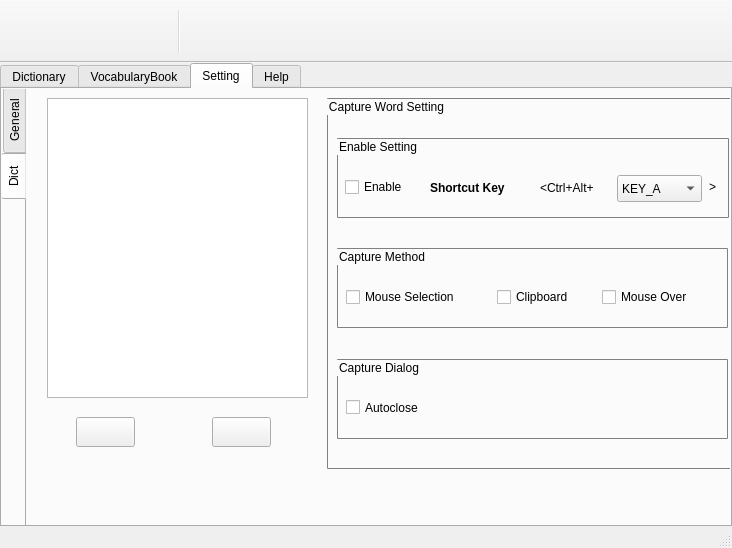
The window that src/gui/qt/mainwindow.ui (kartorz/AlphaDict) describes before a commit, drawn with Qt 5.
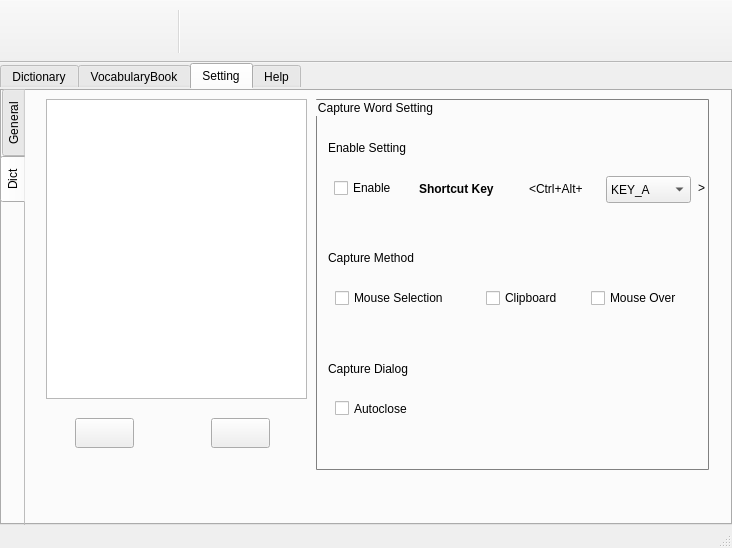
The same window after the commit. The open tabs and pages were chosen to show the change. Icons and pictures are not drawn.

Diff of the .ui file:
```diff
--- a/src/gui/qt/mainwindow.ui
+++ b/src/gui/qt/mainwindow.ui
@@ -11,7 +11,7 @@
    </rect>
   </property>
   <property name="sizePolicy">
-   <sizepolicy hsizetype="Expanding" vsizetype="Expanding">
+   <sizepolicy hsizetype="Fixed" vsizetype="Fixed">
     <horstretch>0</horstretch>
     <verstretch>0</verstretch>
    </sizepolicy>
@@ -24,8 +24,8 @@
   </property>
   <property name="maximumSize">
    <size>
-    <width>756</width>
-    <height>572</height>
+    <width>732</width>
+    <height>548</height>
    </size>
   </property>
   <property name="sizeIncrement">
@@ -60,7 +60,7 @@
       <x>0</x>
       <y>0</y>
       <width>732</width>
-      <height>464</height>
+      <height>462</height>
      </rect>
     </property>
     <property name="sizePolicy">
@@ -75,6 +75,12 @@
     <property name="layoutDirection">
      <enum>Qt::LeftToRight</enum>
     </property>
+    <property name="styleSheet">
+     <string notr="true">#tabWidget { 
+     border: 0px solid gray; 
+     border-radius: 0px; 
+ } </string>
+    </property>
     <property name="tabPosition">
      <enum>QTabWidget::North</enum>
     </property>
@@ -733,21 +739,39 @@
      <widget class="QTabWidget" name="settingTabWidget">
       <property name="geometry">
        <rect>
-        <x>-1</x>
-        <y>-3</y>
+        <x>0</x>
+        <y>0</y>
         <width>732</width>
-        <height>444</height>
+        <height>436</height>
        </rect>
       </property>
       <property name="focusPolicy">
        <enum>Qt::NoFocus</enum>
       </property>
+      <property name="styleSheet">
+       <string notr="true">#setting_Tab { 
+     border: 0px solid gray; 
+     border-radius: 0px; 
+ } </string>
+      </property>
       <property name="tabPosition">
        <enum>QTabWidget::West</enum>
       </property>
       <property name="currentIndex">
        <number>0</number>
       </property>
+      <property name="elideMode">
+       <enum>Qt::ElideNone</enum>
+      </property>
+      <property name="documentMode">
+       <bool>true</bool>
+      </property>
+      <property name="tabsClosable">
+       <bool>false</bool>
+      </property>
+      <property name="tabBarAutoHide">
+       <bool>false</bool>
+      </property>
       <widget class="QWidget" name="tab">
        <attribute name="title">
         <string>General</string>
@@ -920,6 +944,12 @@
        </widget>
       </widget>
       <widget class="QWidget" name="tab_2">
+       <property name="styleSheet">
+        <string notr="true">#tab_2 { 
+     border: 0px solid gray; 
+     border-radius: 0px; 
+ } </string>
+       </property>
        <attribute name="title">
         <string>Dict</string>
        </attribute>
@@ -929,9 +959,9 @@
         </property>
         <property name="geometry">
          <rect>
-          <x>300</x>
+          <x>290</x>
           <y>10</y>
-          <width>413</width>
+          <width>393</width>
           <height>371</height>
          </rect>
         </property>
@@ -965,15 +995,24 @@
          <property name="toolTip">
           <string/>
          </property>
+         <property name="autoFillBackground">
+          <bool>false</bool>
+         </property>
          <property name="styleSheet">
           <string notr="true">#cwsGroupBox1{ 
-     border: 1px solid gray; 
-     border-radius: 1px; 
- } </string>
+     border: 0px solid gray; 
+     border-radius: 0px;
+ }</string>
          </property>
          <property name="title">
           <string>Enable Setting</string>
          </property>
+         <property name="flat">
+          <bool>false</bool>
+         </property>
+         <property name="checkable">
+          <bool>false</bool>
+         </property>
          <widget class="QLabel" name="cwsShortcutkeylabel">
           <property name="geometry">
            <rect>
@@ -1205,13 +1244,16 @@
          </property>
          <property name="styleSheet">
           <string notr="true">#cwsGroupBox2{ 
-     border: 1px solid gray; 
+     border: 0px solid gray; 
      border-radius: 1px; 
  } </string>
          </property>
          <property name="title">
           <string>Capture Method</string>
          </property>
+         <property name="flat">
+          <bool>false</bool>
+         </property>
          <widget class="QCheckBox" name="cwsSelectionCheckBox">
           <property name="geometry">
            <rect>
@@ -1272,7 +1314,7 @@
          </property>
          <property name="styleSheet">
           <string notr="true">#cwsGroupBox3{ 
-     border: 1px solid gray; 
+     border: 0px solid gray; 
      border-radius: 1px; 
  } </string>
          </property>
```
Left out of the diff: 36 changed lines with no effect on the pictures.
